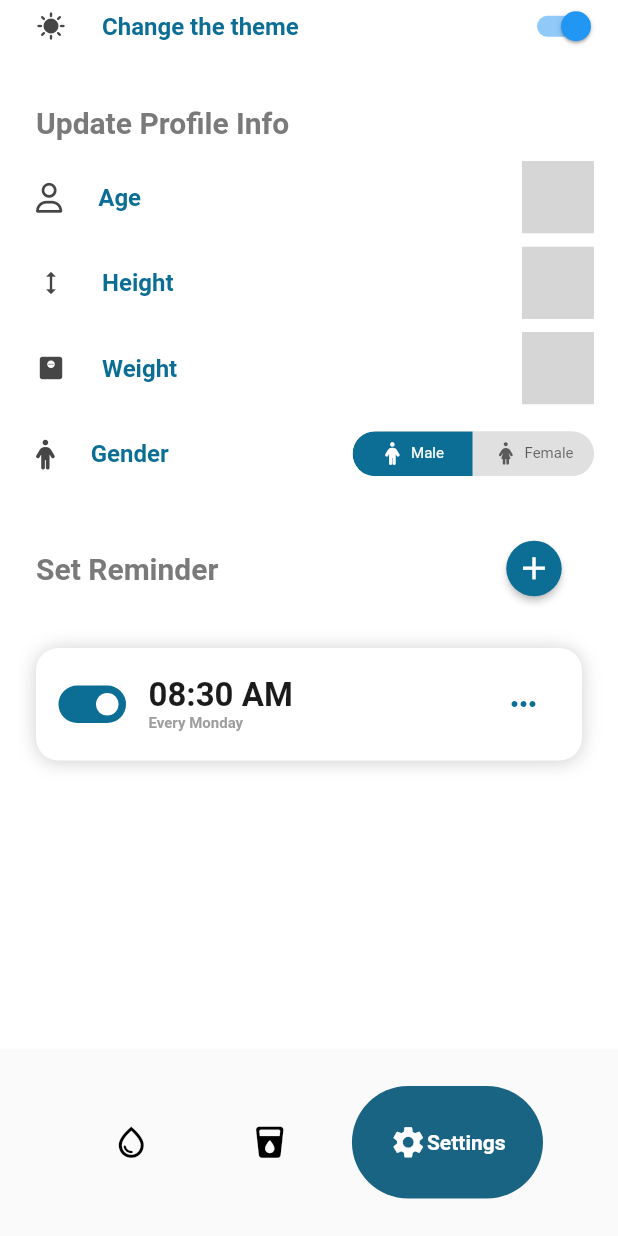
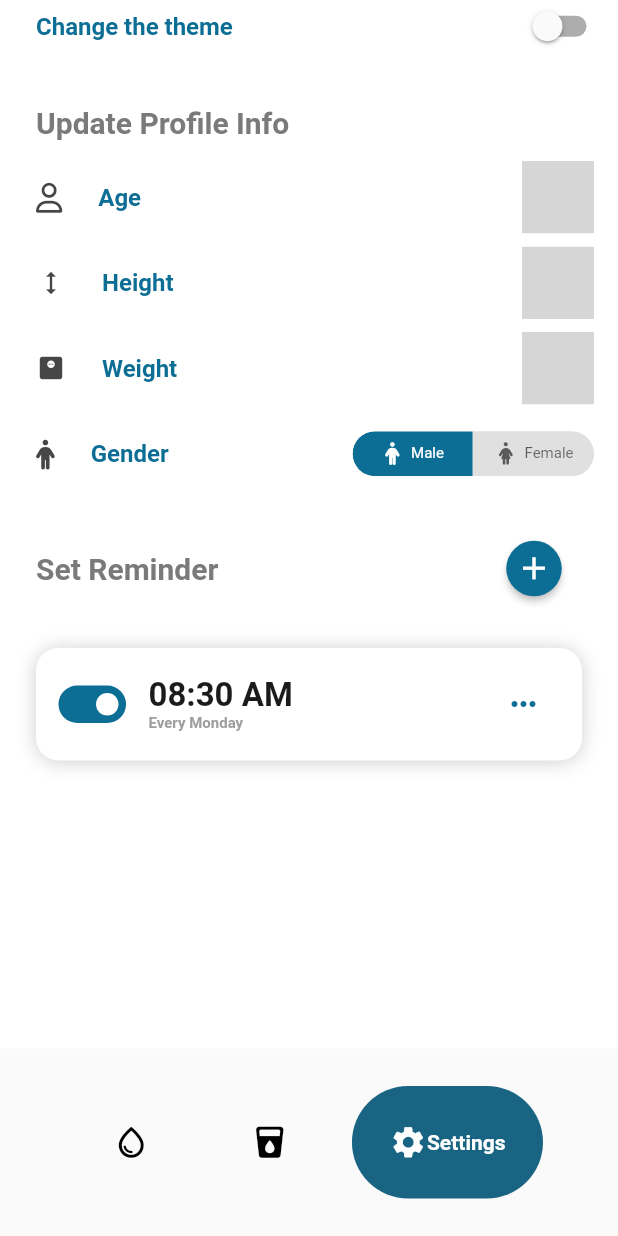
Before and after one commit to Cevop-s/WaterTime, a Flutter app: the screen it shows after launch, item 3 of the bottom bar chosen, scrolled down 125 dp, on a phone screen of 412 x 824 dp. Run offline on Flutter 3.47's test engine with Material 2 defaults, Android fonts, the phone set to English and light mode, and no system bars; drawn by our look-alikes of google_nav_bar, settings_ui, toggle_switch; our stand-ins replace animated_text_kit, dropdown_button2, easy_localization, floating_bottom_navigation_bar, flutter_local_notifications, flutter_phoenix and 7 more; missing offline and left inert: day_night_time_picker; network calls fail; grey boxes are pictures that could not be loaded.

Commit message:
# Feature added theme changing in the settings page.

```diff
--- a/lib/Screens/MainScreens/SettingScreen.dart
+++ b/lib/Screens/MainScreens/SettingScreen.dart
@@ -46,7 +46,7 @@ class _settingScreenState extends State<settingScreen> {
 
   @override
   Widget build(BuildContext context) {
-    var theme = Provider.of<ThemeManager>(context);
+    var theme = Provider.of<ThemeManager>(context, listen: true);
     return MaterialApp(
       debugShowCheckedModeBanner: false,
       supportedLocales: context.supportedLocales,
@@ -59,8 +59,10 @@ class _settingScreenState extends State<settingScreen> {
               width: MediaQuery.of(context).size.width,
               height: MediaQuery.of(context).size.height,
               child: SettingsList(
-                  lightTheme:
-                      SettingsThemeData(settingsListBackground: Colors.white),
+                  lightTheme: SettingsThemeData(
+                      settingsListBackground: theme.thememode == ThemeMode.dark
+                          ? Colors.grey[900]
+                          : Colors.white),
                   sections: [
                     SettingsSection(
                       title: Text("App Setting".tr(),
@@ -128,23 +130,14 @@ class _settingScreenState extends State<settingScreen> {
                         ),
                         SettingsTile.switchTile(
                           onToggle: (value) {
-                            if (value == true) {
-                              setState(() {
-                                theme.thememode = ThemeMode.dark;
-                              });
-
+                            print(value);
+                            setState(() {
+                              theme.toggleTheme(value);
                               print(theme.thememode);
-                            } else {
-                              setState(() {
-                                theme.thememode = ThemeMode.light;
-                              });
-
-                              print(theme.thememode);
-                            }
+                            });
                           },
                           initialValue:
-                              theme.thememode == ThemeMode.light ? false : true,
-                          leading: Icon(Icons.sunny, size: 20),
+                              theme.thememode == ThemeMode.dark ? true : false,
                           title: Text(
                             'Change the theme'.tr(),
                             style: TextStyle(
--- a/lib/State Manager/AppManager.dart
+++ b/lib/State Manager/AppManager.dart
@@ -7,11 +7,9 @@ class ThemeManager extends ChangeNotifier {
   bool get CurrentTheme => isDark == ThemeMode.dark;
 
   void toggleTheme(bool isOn) {
-    isOn == true ? thememode == ThemeMode.dark : ThemeMode.light;
+    isOn == true ? thememode = ThemeMode.dark : thememode = ThemeMode.light;
     notifyListeners();
   }
-
-
 }
 
 class MyThemes {
```
